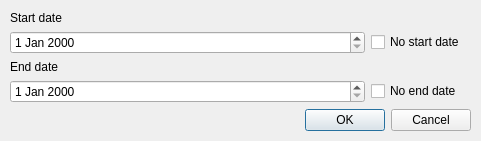
Above: timeinput_dialog.ui from havochvatten/ArcGISConnector-QGIS-Plugin before the change. Below: the same form after it.
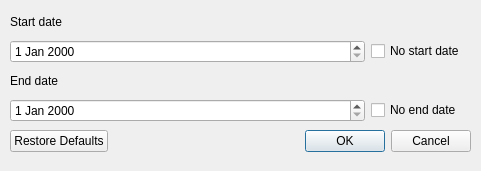
That is the form after the change.

Commit message: Added restore defaults button

What changed in the file:
```diff
--- a/timeinput_dialog.ui
+++ b/timeinput_dialog.ui
@@ -7,7 +7,7 @@
     <x>0</x>
     <y>0</y>
     <width>481</width>
-    <height>141</height>
+    <height>171</height>
    </rect>
   </property>
   <property name="windowTitle">
@@ -22,7 +22,7 @@
      <x>10</x>
      <y>10</y>
      <width>461</width>
-     <height>121</height>
+     <height>147</height>
     </rect>
    </property>
    <layout class="QVBoxLayout" name="verticalLayout">
@@ -104,7 +104,7 @@
        <enum>Qt::Horizontal</enum>
       </property>
       <property name="standardButtons">
-       <set>QDialogButtonBox::Cancel|QDialogButtonBox::Ok</set>
+       <set>QDialogButtonBox::Cancel|QDialogButtonBox::Ok|QDialogButtonBox::RestoreDefaults</set>
       </property>
      </widget>
     </item>
```
The commit also changes 1 other file.
